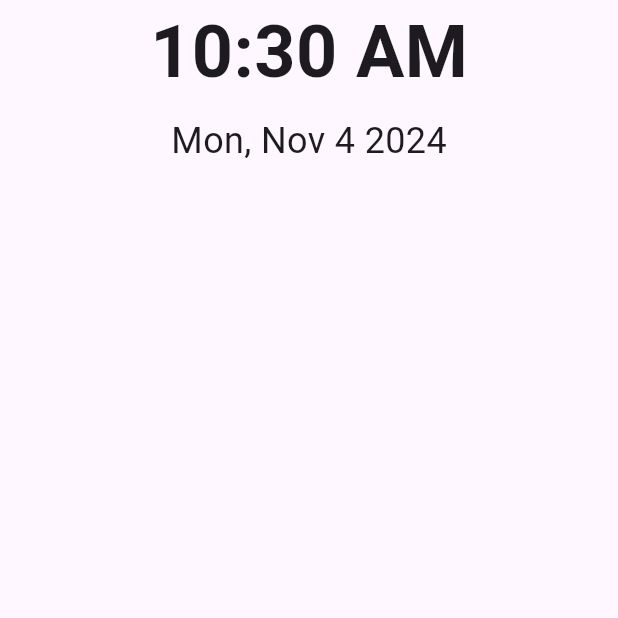
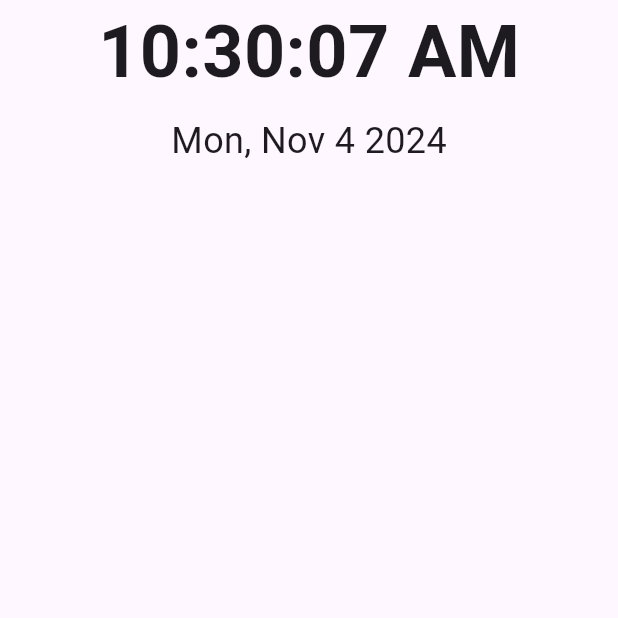
Before and after one commit to neelakandanz/kaandhal-Launcher, a Flutter app: the screen it shows after launch, on a phone screen of 412 x 824 dp, the top half of it. Run offline on Flutter 3.47's test engine with Material 3 defaults, Android fonts, the phone set to English and light mode, and no system bars; our stand-ins replace get; missing offline and left inert: installed_apps.

Commit message:
add get state package for date & time logic

```diff
--- /dev/null
+++ b/lib/app/mvc/controller/date_time/date_time_controller.dart
@@ -0,0 +1,29 @@
+import 'dart:async';
+import 'package:get/get.dart';
+import 'package:intl/intl.dart';
+
+// Controller class for managing state
+class DateTimeController extends GetxController {
+  var currentTime = ''.obs;
+  var currentDate = ''.obs;
+  late Timer _timer;
+
+  @override
+  void onInit() {
+    super.onInit();
+    _startClock();
+  }
+
+  void _startClock() {
+    _timer = Timer.periodic(const Duration(seconds: 1), (timer) {
+      currentTime.value = DateFormat('hh:mm:ss a').format(DateTime.now());
+      currentDate.value = DateFormat('EEE, MMM d yyyy').format(DateTime.now());
+    });
+  }
+
+  @override
+  void onClose() {
+    _timer.cancel();
+    super.onClose();
+  }
+}
--- a/lib/app/mvc/view/home/home_screen.dart
+++ b/lib/app/mvc/view/home/home_screen.dart
@@ -1,8 +1,12 @@
+import 'dart:async';
+import 'dart:developer';
+
 import 'package:flutter/material.dart';
 import 'package:flutter/services.dart';
+import 'package:get/get.dart';
 import 'package:installed_apps/app_info.dart';
 import 'package:installed_apps/installed_apps.dart';
-import 'package:intl/intl.dart';
+import 'package:myapp/app/mvc/controller/date_time/date_time_controller.dart';
 
 class HomeScreen extends StatefulWidget {
   const HomeScreen({super.key});
@@ -14,13 +18,18 @@ class HomeScreen extends StatefulWidget {
 class HomeScreenState extends State<HomeScreen> {
   List<AppInfo>? apps;
   static const platform = MethodChannel('com.example.myapp/openApp');
+  final DateTimeController dateTimeController = Get.put(DateTimeController());
 
   @override
   void initState() {
     super.initState();
     SystemChrome.setEnabledSystemUIMode(SystemUiMode.immersive);
+    _fetchInstalledApps();
+  }
 
-    _fetchInstalledApps();
+  @override
+  void dispose() {
+    super.dispose();
   }
 
   void _fetchInstalledApps() async {
@@ -35,40 +44,38 @@ class HomeScreenState extends State<HomeScreen> {
       final bool result =
           await platform.invokeMethod('openApp', {'packageName': packageName});
       if (result) {
-        print('App opened successfully.');
+        log('App opened successfully.');
       } else {
-        print('Failed to open app.');
+        log('Failed to open app.');
       }
     } on PlatformException catch (e) {
-      print('Error: ${e.message}');
+      log('Error: ${e.message}');
     }
-  }
-
-  String _getFormattedTime() {
-    return DateFormat('hh:mm a').format(DateTime.now()); // Format like '0724am'
-  }
-
-  String _getFormattedDate() {
-    return DateFormat('EEE, MMM d yyyy')
-        .format(DateTime.now()); // Format like 'Mon, Nov 4 2024'
   }
 
   @override
   Widget build(BuildContext context) {
     return Scaffold(
-      body: Center(
-        child: Column(
+      body: Column(
         mainAxisAlignment: MainAxisAlignment.center,
         crossAxisAlignment: CrossAxisAlignment.center,
         children: [
-            Text(
-              _getFormattedTime(),
-              style: const TextStyle(fontSize: 48, fontWeight: FontWeight.bold),
+          Center(
+            child: Column(
+              children: [
+                Obx(() => Text(
+                      dateTimeController.currentTime.value,
+                      style: const TextStyle(
+                          fontSize: 48, fontWeight: FontWeight.bold),
+                    )),
+                const SizedBox(height: 8),
+                Obx(() => Text(
+                      dateTimeController.currentDate.value,
+                      style: const TextStyle(
+                          fontSize: 24, fontWeight: FontWeight.w400),
+                    )),
+              ],
             ),
-            const SizedBox(height: 8),
-            Text(
-              _getFormattedDate(),
-              style: const TextStyle(fontSize: 24, fontWeight: FontWeight.w400),
           ),
           const SizedBox(height: 20),
           Expanded(
@@ -82,7 +89,6 @@ class HomeScreenState extends State<HomeScreen> {
                             ? Image.memory(apps![index].icon!)
                             : null,
                         title: Text(apps![index].name),
-                          subtitle: Text(apps![index].packageName),
                         onTap: () => _openApp(apps![index].packageName),
                       );
                     },
@@ -90,7 +96,6 @@ class HomeScreenState extends State<HomeScreen> {
           ),
         ],
       ),
-      ),
     );
   }
 }
--- a/pubspec.yaml
+++ b/pubspec.yaml
@@ -39,6 +39,7 @@ dependencies:
   package_info_plus: ^8.1.0
   url_launcher: ^6.3.1
   intl: ^0.19.0
+  get:
 
 dev_dependencies:
   flutter_test:
```
Also changed, not shown: pubspec.lock. Lines whose indentation alone changed are shown as unchanged.
